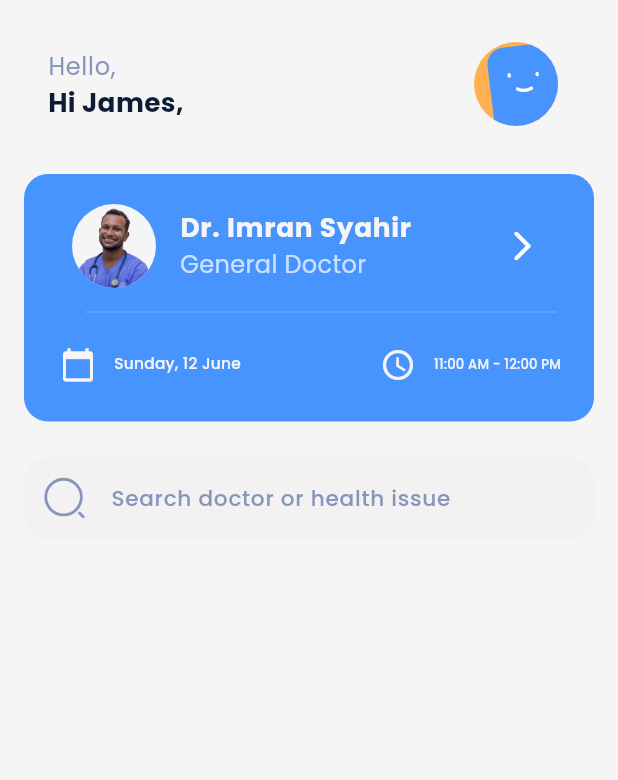
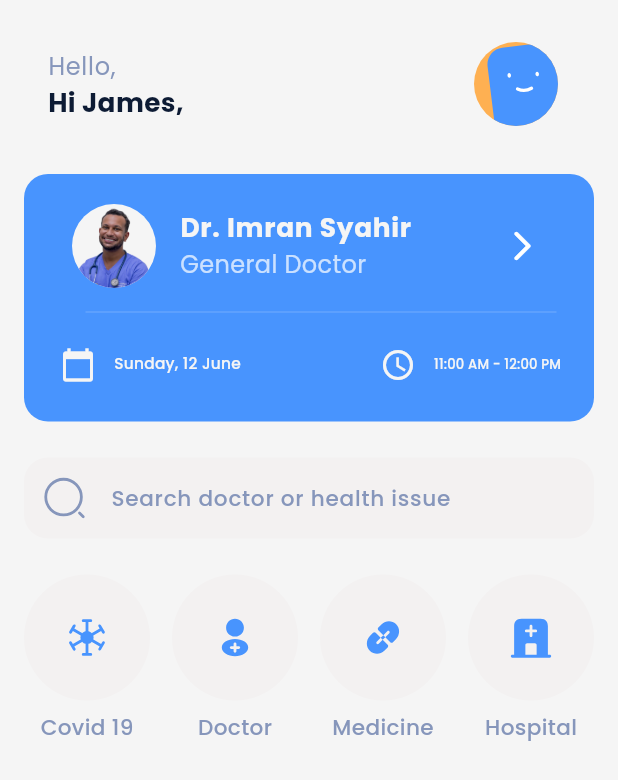
Before and after one commit to ElDaly15/Doctor-Appointment-UI, a Flutter app: the screen it shows after launch, on a phone screen of 412 x 824 dp. Shown: the top 780 px of the screen. Run offline on Flutter 3.47's test engine with Material 3 defaults, Android fonts, the phone set to English and light mode, and no system bars; our stand-ins replace device_preview, flutter_svg.

Commit message:
Add Comman Featuers Row

```diff
--- a/lib/features/home/presentation/views/widgets/home_view_body.dart
+++ b/lib/features/home/presentation/views/widgets/home_view_body.dart
@@ -4,6 +4,7 @@ import 'package:doctor_app/core/utils/text_styles.dart';
 import 'package:doctor_app/features/home/presentation/views/widgets/custom_home_view_app_bar.dart';
 import 'package:doctor_app/features/home/presentation/views/widgets/custom_search_text_field.dart';
 import 'package:doctor_app/features/home/presentation/views/widgets/doctor_details_item.dart';
+import 'package:doctor_app/features/home/presentation/views/widgets/row_of_most_comman_featuers.dart';
 import 'package:flutter/material.dart';
 import 'package:flutter_svg/svg.dart';
 
@@ -30,6 +31,10 @@ class HomeViewBody extends StatelessWidget {
             height: 24,
           ),
           CustomSearchTextField(),
+          SizedBox(
+            height: 24,
+          ),
+          RowOfMostCommanFeatures(),
         ],
       ),
     );
--- /dev/null
+++ b/lib/features/home/presentation/views/widgets/most_comman_feature_item.dart
@@ -0,0 +1,37 @@
+import 'dart:ui';
+
+import 'package:flutter/material.dart';
+import 'package:flutter_svg/svg.dart';
+
+import '../../../../../core/utils/text_styles.dart';
+
+class MostCommanFeatureItem extends StatelessWidget {
+  const MostCommanFeatureItem(
+      {super.key, required this.image, required this.text});
+  final String image;
+  final String text;
+
+  @override
+  Widget build(BuildContext context) {
+    return Column(
+      children: [
+        CircleAvatar(
+          radius: 42,
+          backgroundColor: const Color.fromARGB(255, 243, 241, 241),
+          child: SvgPicture.asset(
+            image,
+            width: 30,
+          ),
+        ),
+        const SizedBox(
+          height: 8,
+        ),
+        Text(
+          text,
+          style: TextStyles.font18Medium(context)
+              .copyWith(color: const Color(0xff8696BB)),
+        )
+      ],
+    );
+  }
+}
--- /dev/null
+++ b/lib/features/home/presentation/views/widgets/row_of_most_comman_featuers.dart
@@ -0,0 +1,34 @@
+import 'package:doctor_app/core/utils/app_images.dart';
+import 'package:doctor_app/features/home/presentation/views/widgets/most_comman_feature_item.dart';
+import 'package:flutter/material.dart';
+
+class RowOfMostCommanFeatures extends StatelessWidget {
+  const RowOfMostCommanFeatures({super.key});
+
+  @override
+  Widget build(BuildContext context) {
+    return const Row(
+      children: [
+        MostCommanFeatureItem(
+          image: Assets.imagesSun,
+          text: 'Covid 19',
+        ),
+        Spacer(),
+        MostCommanFeatureItem(
+          image: Assets.imagesProfileAdd,
+          text: 'Doctor',
+        ),
+        Spacer(),
+        MostCommanFeatureItem(
+          image: Assets.imagesLink,
+          text: 'Medicine',
+        ),
+        Spacer(),
+        MostCommanFeatureItem(
+          image: Assets.imagesHospital,
+          text: 'Hospital',
+        ),
+      ],
+    );
+  }
+}
```
